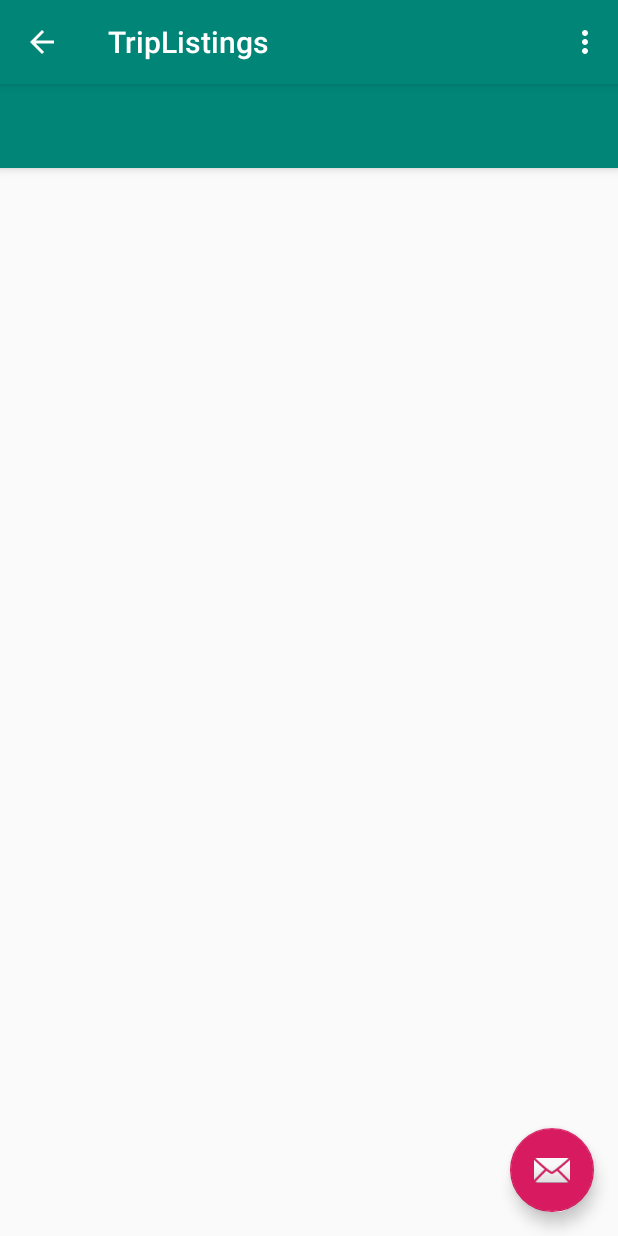
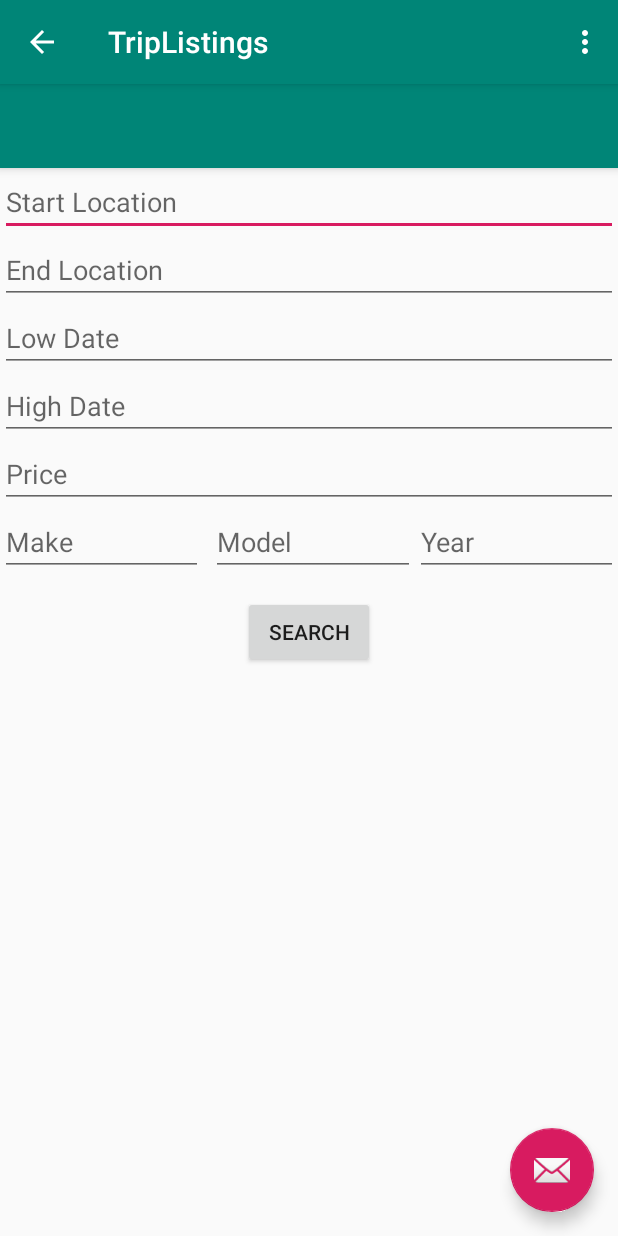
Before and after one commit to connorplante/ECSE321-RideSharer, an Android app: the TripListings screen opened directly, with no data from a screen before it, on a phone screen of 412 x 824 dp. Run offline under Robolectric (Android 15) with nearby library versions, the phone set to English and light mode, and no system bars; libraries missing offline, so code that uses them is left out: com.loopj.android, cz.msebera.android.

Commit message:
work in progress still, find Trips

```diff
--- a/RideSharerPassenger/app/src/main/java/ca/mcgill/ecse321/ridesharerpassenger/TripListings.java
+++ b/RideSharerPassenger/app/src/main/java/ca/mcgill/ecse321/ridesharerpassenger/TripListings.java
@@ -1,5 +1,6 @@
 package ca.mcgill.ecse321.ridesharerpassenger;
 
+import android.content.Intent;
 import android.os.Bundle;
 import android.support.design.widget.FloatingActionButton;
 import android.support.design.widget.Snackbar;
@@ -8,6 +9,18 @@ import android.support.v7.widget.Toolbar;
 import android.view.Menu;
 import android.view.MenuItem;
 import android.view.View;
+import android.widget.TextView;
+
+import com.loopj.android.http.JsonHttpResponseHandler;
+import com.loopj.android.http.RequestParams;
+
+import org.json.JSONArray;
+import org.json.JSONException;
+import org.json.JSONObject;
+
+import java.util.ArrayList;
+
+import cz.msebera.android.httpclient.Header;
 
 public class TripListings extends AppCompatActivity {
 
@@ -52,4 +65,124 @@ public class TripListings extends AppCompatActivity {
         return super.onOptionsItemSelected(item);
     }
 
+    private void refreshErrorMessage() {
+        // set the error message
+        TextView tvError = (TextView) findViewById(R.id.error);
+        tvError.setText(error);
+
+        if (error == null || error.length() == 0) {
+            tvError.setVisibility(View.GONE);
+        } else {
+            tvError.setVisibility(View.VISIBLE);
+        }
+
+    }
+
+    // Search for trips //
+    public void findTrip(View v) {
+        error = "";
+        final TextView tStart = (TextView) findViewById(R.id.start);
+        final TextView tEnd = (TextView) findViewById(R.id.end);
+        final TextView tPrice = (TextView) findViewById(R.id.price);
+        final TextView tMake = (TextView) findViewById(R.id.make);
+        final TextView tModel = (TextView) findViewById(R.id.model);
+        final TextView tYear = (TextView) findViewById(R.id.year);
+        final TextView tLowDate = (TextView) findViewById(R.id.low_date);
+        final TextView tHighDate = (TextView) findViewById(R.id.high_date);
+
+        String url = "/Trip/findTrip?";
+
+        if (tStart.getText().toString().equals("")) {
+            error += "Enter a start location\n";
+        } else {
+            url += "start=" + tStart.getText().toString();
+        }
+
+        if (tEnd.getText().toString().equals("")) {
+            error += "Enter an end location";
+        } else {
+            url += "&end=" + tEnd.getText().toString();
+        }
+
+        if (!tPrice.getText().toString().equals("")) {
+            url += "&price=" + tPrice.getText().toString();
+        }
+
+        if (!tMake.getText().toString().equals("")) {
+            url += "&make=" + tMake.getText().toString();
+        }
+
+        if (!tModel.getText().toString().equals("")) {
+            url += "&model=" + tModel.getText().toString();
+        }
+
+        if (!tYear.getText().toString().equals("")) {
+            url += "&year=" + tYear.getText().toString();
+        }
+
+        if (!tLowDate.getText().toString().equals("")) {
+            url += "&lowDate=" + tLowDate.getText().toString();
+        }
+
+        if (!tHighDate.getText().toString().equals("")) {
+            url += "&highDate=" + tHighDate.getText().toString();
+        }
+
+        System.out.println("Url: " + url);
+
+        HttpUtils.post(url, new RequestParams(), new JsonHttpResponseHandler() {
+
+            @Override
+            public void onSuccess(int statusCode, Header[] headers, JSONArray response) {
+                System.out.println("Success!!!");
+                System.out.println("Response: ");
+                System.out.println(response.toString());
+                ArrayList<Integer> tripIds = new ArrayList<>();
+
+                // add trip ids from response to the array list
+                for (int i = 0; i < response.length(); i++) {
+                    try {
+                        tripIds.add(response.getInt(i));
+                    } catch (JSONException e) {
+                        e.printStackTrace();
+                    }
+                }
+
+                System.out.println("ArrayList: " + tripIds.toString());
+
+                // call next view to display trips
+                viewFoundTrips(tripIds);
+            }
+
+            @Override
+            public void onFinish() {
+                refreshErrorMessage();
+                tStart.setText("");
+                tEnd.setText("");
+                tPrice.setText("");
+                tMake.setText("");
+                tModel.setText("");
+                tYear.setText("");
+                tLowDate.setText("");
+                tHighDate.setText("");
+            }
+            @Override
+            public void onFailure(int statusCode, Header[] headers, Throwable throwable, JSONObject errorResponse) {
+                try {
+                    error += errorResponse.get("message").toString();
+                } catch (JSONException e) {
+                    error += e.getMessage();
+                }
+                refreshErrorMessage();
+            }
+        });
+    }
+
+    public void viewFoundTrips(ArrayList<Integer> tripIds){
+        Intent intent = new Intent(this, ShowTripListings.class);
+        Bundle b = new Bundle();
+        b.putIntegerArrayList("tripIds", tripIds);
+        intent.putExtras(b);
+        startActivity(intent);
+    }
 }
--- a/RideSharerPassenger/app/src/main/res/layout/content_trip_listings.xml
+++ b/RideSharerPassenger/app/src/main/res/layout/content_trip_listings.xml
@@ -8,4 +8,94 @@
     tools:context=".TripListings"
     tools:showIn="@layout/activity_trip_listings">
 
+    <LinearLayout
+        android:id="@+id/linearLayout"
+        android:layout_width="0dp"
+        android:layout_height="wrap_content"
+        android:orientation="vertical"
+        app:layout_constraintEnd_toEndOf="parent"
+        app:layout_constraintStart_toStartOf="parent"
+        app:layout_constraintTop_toTopOf="parent">
+
+        <TextView
+            android:id="@+id/error"
+            android:layout_width="wrap_content"
+            android:layout_height="wrap_content"
+            android:text=""
+            android:textColor="@color/colorAccent"
+            android:visibility="gone" />
+
+        <EditText
+            android:id="@+id/start"
+            android:layout_width="match_parent"
+            android:layout_height="wrap_content"
+            android:hint="Start Location" />
+
+        <EditText
+            android:id="@+id/end"
+            android:layout_width="match_parent"
+            android:layout_height="wrap_content"
+            android:hint="End Location" />
+
+        <EditText
+            android:id="@+id/low_date"
+            android:layout_width="match_parent"
+            android:layout_height="wrap_content"
+            android:hint="Low Date" />
+
+        <EditText
+            android:id="@+id/high_date"
+            android:layout_width="match_parent"
+            android:layout_height="wrap_content"
+            android:hint="High Date" />
+
+        <EditText
+            android:id="@+id/price"
+            android:layout_width="match_parent"
+            android:layout_height="wrap_content"
+            android:hint="Price" />
+    </LinearLayout>
+
+    <EditText
+        android:id="@+id/make"
+        android:layout_width="0dp"
+        android:layout_height="wrap_content"
+        android:layout_marginEnd="5dp"
+        android:hint="Make"
+        app:layout_constraintEnd_toStartOf="@+id/model"
+        app:layout_constraintStart_toStartOf="parent"
+        app:layout_constraintTop_toBottomOf="@+id/linearLayout" />
+
+    <EditText
+        android:id="@+id/model"
+        android:layout_width="0dp"
+        android:layout_height="wrap_content"
+        android:hint="Model"
+        app:layout_constraintEnd_toStartOf="@+id/year"
+        app:layout_constraintStart_toEndOf="@+id/make"
+        app:layout_constraintTop_toBottomOf="@+id/linearLayout" />
+
+    <EditText
+        android:id="@+id/year"
+        android:layout_width="0dp"
+        android:layout_height="wrap_content"
+        android:hint="Year"
+        app:layout_constraintBaseline_toBaselineOf="@+id/model"
+        app:layout_constraintEnd_toEndOf="parent"
+        app:layout_constraintStart_toEndOf="@+id/model" />
+
+    <Button
+        android:id="@+id/button12"
+        android:layout_width="wrap_content"
+        android:layout_height="wrap_content"
+        android:layout_gravity="end"
+        android:layout_marginTop="13dp"
+        android:onClick="findTrip"
+        android:text="Search"
+        app:layout_constraintEnd_toEndOf="parent"
+        app:layout_constraintHorizontal_bias="0.5"
+        app:layout_constraintStart_toStartOf="parent"
+        app:layout_constraintTop_toBottomOf="@+id/model" />
+
+
 </android.support.constraint.ConstraintLayout>
--- a/RideSharerPassenger/app/src/main/res/values/strings.xml
+++ b/RideSharerPassenger/app/src/main/res/values/strings.xml
@@ -11,4 +11,6 @@
     <string name="title_activity_update_info">UpdateInfo</string>
     <string name="title_activity_list_previous_rides">ListPreviousRides</string>
     <string name="title_activity_rate_driver">RateDriver</string>
+    <string name="title_activity_show_trip_listings">ShowTripListings</string>
+    <string name="title_activity_found_trips">FoundTrips</string>
 </resources>
```
Also changed, not shown: RideSharerPassenger/app/src/main/AndroidManifest.xml (+8 -0 lines), RideSharerPassenger/app/src/main/java/ca/mcgill/ecse321/ridesharerpassenger/ShowTripListings.java (added, +73 -0 lines), RideSharerPassenger/app/src/main/res/layout/activity_show_trip_listings.xml (added, +33 -0 lines), RideSharerPassenger/app/src/main/res/layout/content_show_trip_listings.xml (added, +11 -0 lines), 1 other file.
